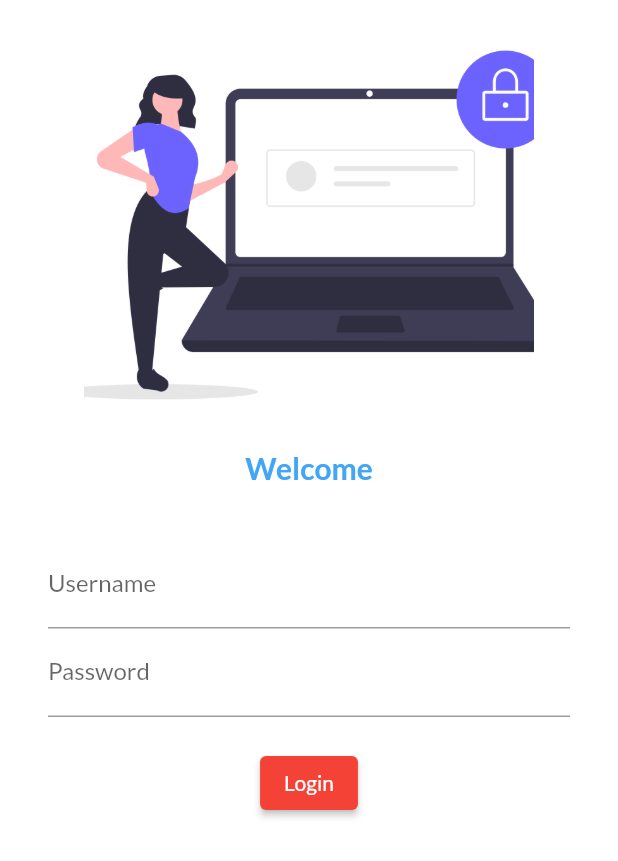
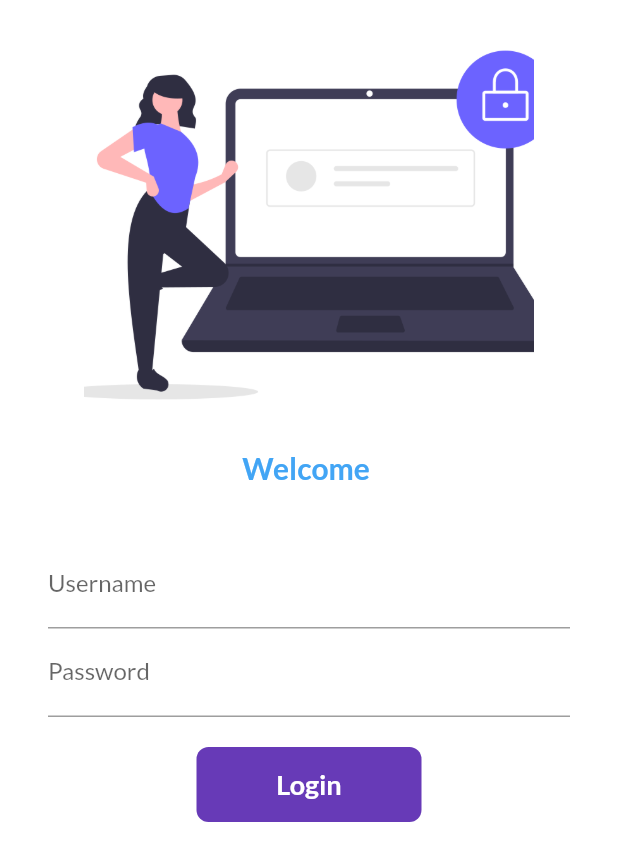
Before and after one commit to inischay/Flutter, a Flutter app: the screen it shows after launch, on a phone screen of 412 x 824 dp. Shown: the top 861 px of the screen. Run offline on Flutter 3.47's test engine with Material 2 defaults, Android fonts, the phone set to English and light mode, and no system bars; our stand-ins replace google_fonts.

Commit message:
day6 completed

```diff
--- a/lib/main.dart
+++ b/lib/main.dart
@@ -1,6 +1,7 @@
 import 'package:flutter/material.dart';
 import 'package:flutter_application_1/pages/home_page.dart';
 import 'package:flutter_application_1/pages/login_page.dart';
+import 'package:flutter_application_1/utils/routes.dart';
 import 'package:google_fonts/google_fonts.dart';
 
 void main() {
@@ -15,18 +16,18 @@ class Myapp extends StatelessWidget {
       // home: HomePage(),
       themeMode: ThemeMode.light,
       theme: ThemeData(
-      primarySwatch: Colors.red,
+      primarySwatch: Colors.purple,
       fontFamily: GoogleFonts.lato().fontFamily,
       ),
-
+    // debugShowCheckedModeBanner: false, //for debug banner...
       darkTheme: ThemeData(
         brightness: Brightness.dark,
       ),
       initialRoute: '/',
       routes: {
         "/": (context) => LoginPage(),
-        "/home": (context) => HomePage(),
-        "/login": (context) => LoginPage()
+        MineRoutes.homeRoute: (context) => HomePage(),
+        MineRoutes.loginRoute: (context) => LoginPage()
       },
     );
   }
--- a/lib/pages/login_page.dart
+++ b/lib/pages/login_page.dart
@@ -2,9 +2,18 @@
 
 import 'package:flutter/material.dart';
 
-class LoginPage extends StatelessWidget {
+import 'package:flutter_application_1/utils/routes.dart';
+
+class LoginPage extends StatefulWidget {
   const LoginPage({Key? key}) : super(key: key);
 
+  @override
+  State<LoginPage> createState() => _LoginPageState();
+}
+
+class _LoginPageState extends State<LoginPage> {
+  String name = "";
+  bool changeButton = false;
   @override
   Widget build(BuildContext context) {
     return Material(
@@ -20,7 +29,7 @@ class LoginPage extends StatelessWidget {
             // SizedBox(
             //   height: 15.0,
             // ),
-            Text("Welcome",
+            Text("Welcome $name",
                 style: TextStyle(
                   fontSize: 20,
                   color: Color(0xFF42A5F5),
@@ -30,39 +39,79 @@ class LoginPage extends StatelessWidget {
               height: 20.0,
             ),
             Padding(
-              padding: const EdgeInsets.symmetric(vertical: 16.0, horizontal: 32.0),
+              padding:
+                  const EdgeInsets.symmetric(vertical: 16.0, horizontal: 32.0),
               child: Column(
                 children: [
                   TextFormField(
                     decoration: InputDecoration(
                       hintText: "Enter Username",
-                  labelText: "Username"
+                      labelText: "Username",
                     ),
+                    onChanged: (value) {
+                      name = value;
+                      setState(() {});
+                    },
                   ),
                   TextFormField(
                     obscureText: true,
                     decoration: InputDecoration(
-                  hintText: "Enter Password",
-                  labelText: "Password"
-                ),
+                        hintText: "Enter Password", labelText: "Password"),
                   ),
                   SizedBox(
                     height: 20.0,
                   ),
 
-            ElevatedButton(
-              onPressed: () {
-                print("hello Nischay");
+                  InkWell(
+                    onTap: () async {
+                      setState(() {
+                        changeButton = true;
+                      });
+                      await Future.delayed(Duration(seconds: 1));
+                      Navigator.pushNamed(context, MineRoutes.homeRoute);
                     },
-              style: ButtonStyle(
+                    child: AnimatedContainer(
+                        duration: Duration(seconds: 1),
+                        width: changeButton ? 50 : 150,
+                        height: 50,
+                        // color: Colors.deepPurple,
+                        alignment: Alignment.center,
+                        decoration: BoxDecoration(
+                          color: Colors.deepPurple,
+                          // shape: changeButton?BoxShape.circle:BoxShape.rectangle,
+                          borderRadius:
+                              BorderRadius.circular(changeButton ? 50 : 8),
+                        ),
+                        child: changeButton
+                            ? Icon(
+                                Icons.done,
+                                color: Colors.white,
+                              )
+                            : Text(
+                                "Login",
+                                style: TextStyle(
+                                  color: Colors.white,
+                                  fontSize: 18,
+                                  fontWeight: FontWeight.bold,
+                                ),
+                              )),
+                  ),
+
+                  // ElevatedButton(
+                  //   style: TextButton.styleFrom(minimumSize: Size(150, 40)),
+                  //   onPressed: () {
+                  //     Navigator.pushNamed(context, MineRoutes.homeRoute);
+                  //   },
+
+                  // style: ButtonStyle(
                   // backgroundColor: MaterialStateProperty<Color?>?,
-                ),
-             child: Text("Login")),
+                  // ),
+                  // child: Text("Login"),
+                  // ),
                 ],
               ),
             ),
           ],
         ));
-
   }
 }
--- /dev/null
+++ b/lib/utils/routes.dart
@@ -0,0 +1,4 @@
+class MineRoutes {
+  static String loginRoute = "/login";
+  static String homeRoute = "/home";
+}
```
Lines whose indentation alone changed are shown as unchanged.
